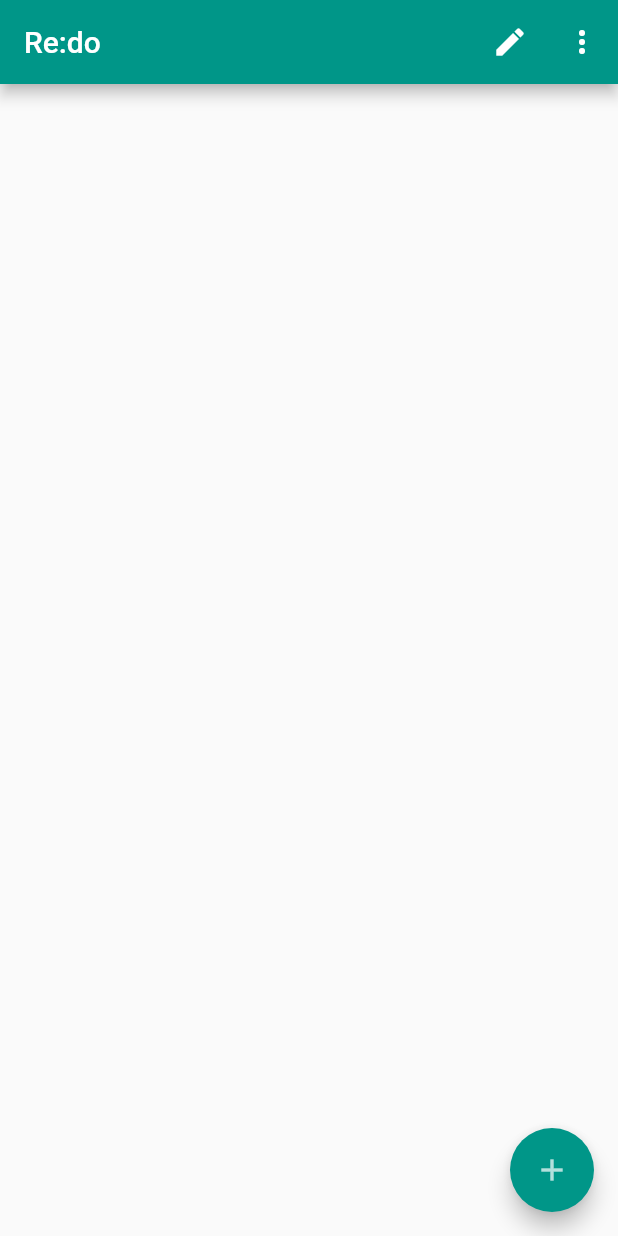
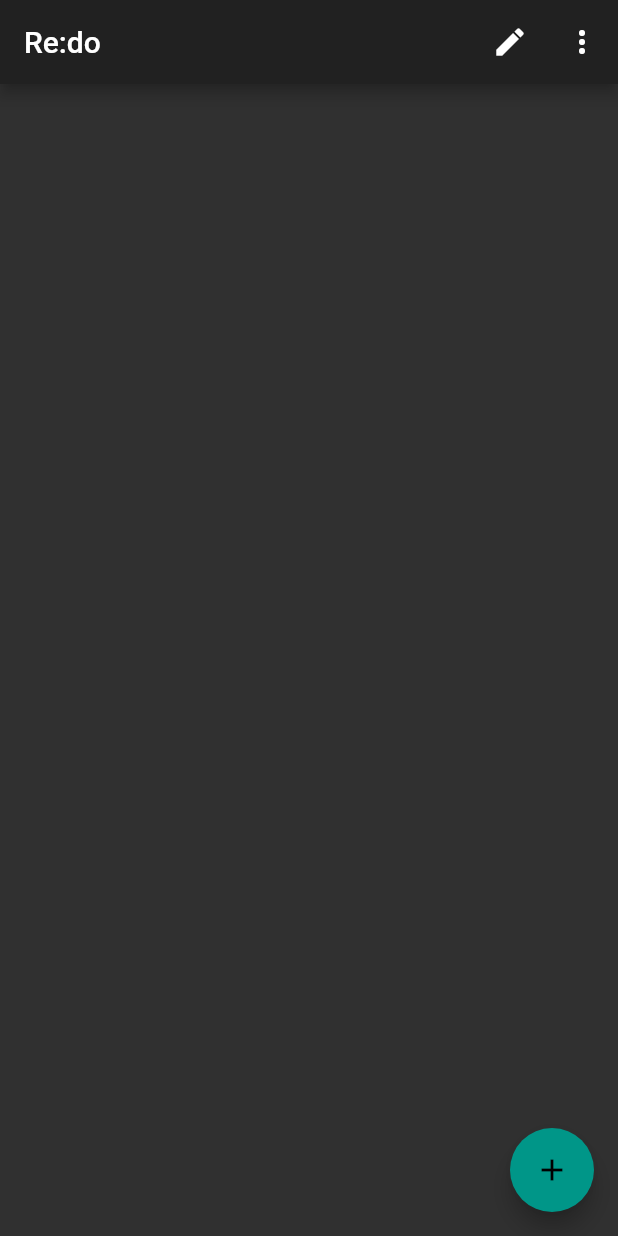
Before and after one commit to Hantasmagoria/re_do, a Flutter app: the screen it shows after launch, after a tap on the "more vert" icon, on a phone screen of 412 x 824 dp. Run offline on Flutter 3.47's test engine with Material 2 defaults, Android fonts, the phone set to English and light mode, and no system bars.

Commit message:
[update] Revamped theme switching method and Added to options button instead of editmode button
[refactor] Reorganized methods
[update] Changed color of delete button on delete confirmation alertbox

```diff
--- a/lib/main.dart
+++ b/lib/main.dart
@@ -35,10 +35,23 @@ class TodoApp extends StatefulWidget {
 class TodoAppState extends State<TodoApp> {
   List<String> _todoItems = [];
 
-  void _addTodoItem(String task){
-    setState(() {
-      if(task.length!=0)_todoItems.add(task);      //placeholder generated to-do item
-    });
+  @override
+  Widget build(BuildContext context) {
+    return Scaffold(
+      appBar: AppBar(     //TODO: revamp normal appbar to floating appbar
+        title: Text('Re:do'),
+        actions: [
+          IconButton(icon: Icon(Icons.edit),tooltip: 'edit',onPressed: ()=>_switchToEditMode()),
+          IconButton(icon: Icon(Icons.more_vert),tooltip: 'options',onPressed:  ()=>_switchTheme()),    //TODO: popup/dropdown menu for changing settings
+        ],
+      ),
+      body: _buildTodoList(),
+      floatingActionButton: FloatingActionButton(
+        onPressed: _pushAddTodoItemScreen,
+        tooltip: 'Add a new task',
+        child: Icon(Icons.add),
+      ),
+    );
   }
 
   Widget _buildTodoList() {
@@ -69,32 +82,10 @@ class TodoAppState extends State<TodoApp> {
     );
   }
 
-/*  @override
-  void initState() {
-    super.initState();
-    currentTheme.addListener((){
-      print('current theme: '+ (?"light":"dark"));
-      setState((){});
+  void _addTodoItem(String task){
+    setState(() {
+      if(task.length!=0)_todoItems.add(task);
     });
-  }*/
-
-  @override
-  Widget build(BuildContext context) {
-    return Scaffold(
-      appBar: AppBar(
-        title: Text('Re:do'),
-        actions: [
-          IconButton(icon: Icon(Icons.edit),onPressed: ()=>_switchToEditMode()),
-          IconButton(icon: Icon(Icons.more_vert),onPressed:  ()=>_testDebuglogbah("more button pressed")),    //TODO: popup/dropdown menu for changing settings
-        ],
-      ),
-      body: _buildTodoList(),
-      floatingActionButton: FloatingActionButton(
-        onPressed: _pushAddTodoItemScreen,
-        tooltip: 'Add a new task',
-        child: Icon(Icons.add),
-      ),
-    );
   }
 
   void _pushAddTodoItemScreen() {
@@ -128,7 +119,7 @@ class TodoAppState extends State<TodoApp> {
           title: Text('Remove ${_todoItems[index]}?'),
           actions: <Widget>[
             FlatButton(onPressed: ()=>Navigator.of(context).pop(), child: Text('CANCEL')),
-            FlatButton(onPressed: (){_removeTodoItem(index);Navigator.of(context).pop();}, child: Icon(Icons.delete_rounded)),
+            FlatButton(onPressed: (){_removeTodoItem(index);Navigator.of(context).pop();}, child: Icon(Icons.delete_rounded, color: Colors.red,),),
           ]
         );
       }
@@ -142,6 +133,11 @@ class TodoAppState extends State<TodoApp> {
   void _switchToEditMode() {
     Provider.of<AppStateNotifier>(context, listen:false).switchEditMode();
   }
+
+  void _switchTheme() {
+    Provider.of<AppStateNotifier>(context, listen:false).switchTheme('darkSwitch');
+  }
+
   void _testDebuglogbah(String testext) {
     print(testext);
   } //placeholder function for future upgrades
```
Lines whose indentation alone changed are shown as unchanged.
